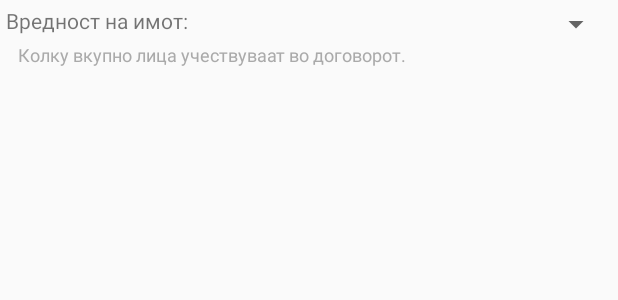
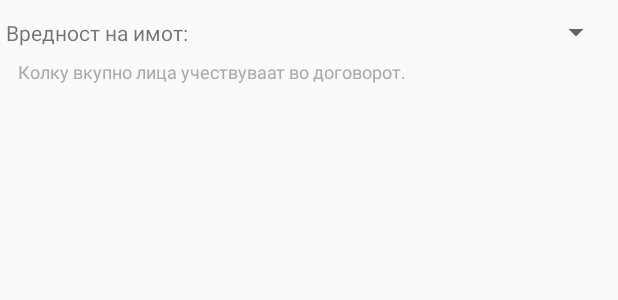
Before and after one commit to wetalkit/legal-calculator-android, an Android app: the layout view_field_options.xml on its own in the app's theme, with its tools: preview values and no code run, on a phone screen of 412 x 824 dp. Shown: the top 300 px of the screen. Run offline under Robolectric (Android 15) with nearby library versions, the phone set to English and light mode, and no system bars.

Commit message:
Android 4 bug fixes.

```diff
--- a/app/src/main/java/mk/wetalkit/legalcalculator/data/Option.java
+++ b/app/src/main/java/mk/wetalkit/legalcalculator/data/Option.java
@@ -28,6 +28,6 @@ public class Option implements Serializable {
 
     @Override
     public String toString() {
-        return String.format("%s (%s)", label, value);
+        return label;
     }
 }
--- a/app/src/main/java/mk/wetalkit/legalcalculator/data/TotalCost.java
+++ b/app/src/main/java/mk/wetalkit/legalcalculator/data/TotalCost.java
@@ -35,7 +35,7 @@ public class TotalCost implements Serializable {
     }
 
     public String getPrintableTotal() {
-        if (totalMax > 0) {
+        if (totalMax > 0 && totalMax != totalMin) {
             return String.format(Locale.ENGLISH, "%,d - %,d МКД", (int) totalMin, (int) totalMax).replace(",", ".");
         } else {
             return String.format(Locale.ENGLISH, "%,d МКД", (int) total).replace(",", ".");
--- a/app/src/main/res/layout/content_calculator.xml
+++ b/app/src/main/res/layout/content_calculator.xml
@@ -52,13 +52,15 @@
                     android:background="#DDD" />
 
                 <android.support.v7.widget.AppCompatImageView
+                    android:id="@+id/button_expandOptions"
                     android:layout_width="wrap_content"
                     android:layout_height="wrap_content"
                     android:layout_gravity="center"
                     android:layout_margin="12dp"
                     android:background="@drawable/ic_action_down_circle"
+                    android:clickable="true"
                     android:elevation="8dp"
-                    android:onClick="onExpandCollapseClick"
+                    android:focusable="true"
                     app:srcCompat="?attr/selectableItemBackgroundBorderless" />
 
             </FrameLayout>
--- a/app/src/main/res/layout/view_field_options.xml
+++ b/app/src/main/res/layout/view_field_options.xml
@@ -7,7 +7,7 @@
 
     <LinearLayout
         android:layout_width="match_parent"
-        android:layout_height="wrap_content"
+        android:layout_height="wrap_content" android:gravity="center_vertical"
         android:orientation="horizontal">
 
         <TextView
@@ -21,7 +21,7 @@
         <Spinner
             android:id="@+id/spinner_value"
             android:layout_width="@dimen/field_options_value_witdth"
-            android:layout_height="wrap_content" />
+            android:layout_height="35dp" />
     </LinearLayout>
 
     <TextView
--- a/app/src/main/res/layout/view_total_share.xml
+++ b/app/src/main/res/layout/view_total_share.xml
@@ -5,11 +5,13 @@
     android:orientation="vertical">
 
     <mk.wetalkit.legalcalculator.views.ColorButton
+        android:id="@+id/button_share"
         android:layout_width="140dp"
         android:layout_height="wrap_content"
         android:layout_gravity="center_horizontal"
         android:layout_marginTop="32dp"
-        android:onClick="onShareClick"
+        android:clickable="true"
+        android:focusable="true"
         android:text="Сподели"
         android:textColor="#FFF"
         android:tint="@color/colorPrimary" />
--- a/app/src/main/res/values/dimens.xml
+++ b/app/src/main/res/values/dimens.xml
@@ -1,5 +1,5 @@
 <resources>
     <dimen name="fab_margin">16dp</dimen>
     <dimen name="field_number_value_witdth">130dp</dimen>
-    <dimen name="field_options_value_witdth">130dp</dimen>
+    <dimen name="field_options_value_witdth">150dp</dimen>
 </resources>
--- a/build.gradle
+++ b/build.gradle
@@ -7,7 +7,7 @@ buildscript {
         jcenter()
     }
     dependencies {
-        classpath 'com.android.tools.build:gradle:3.0.0-beta6'
+        classpath 'com.android.tools.build:gradle:3.0.0'
         classpath 'com.google.gms:google-services:3.0.0'
 
         // NOTE: Do not place your application dependencies here; they belong
```
Also changed, not shown: app/build.gradle (+4 -4 lines), app/src/main/java/mk/wetalkit/legalcalculator/CalculatorActivity.java (+18 -8 lines), app/src/main/java/mk/wetalkit/legalcalculator/views/ExpandableLayout.java (+8 -2 lines), 2 other files.
